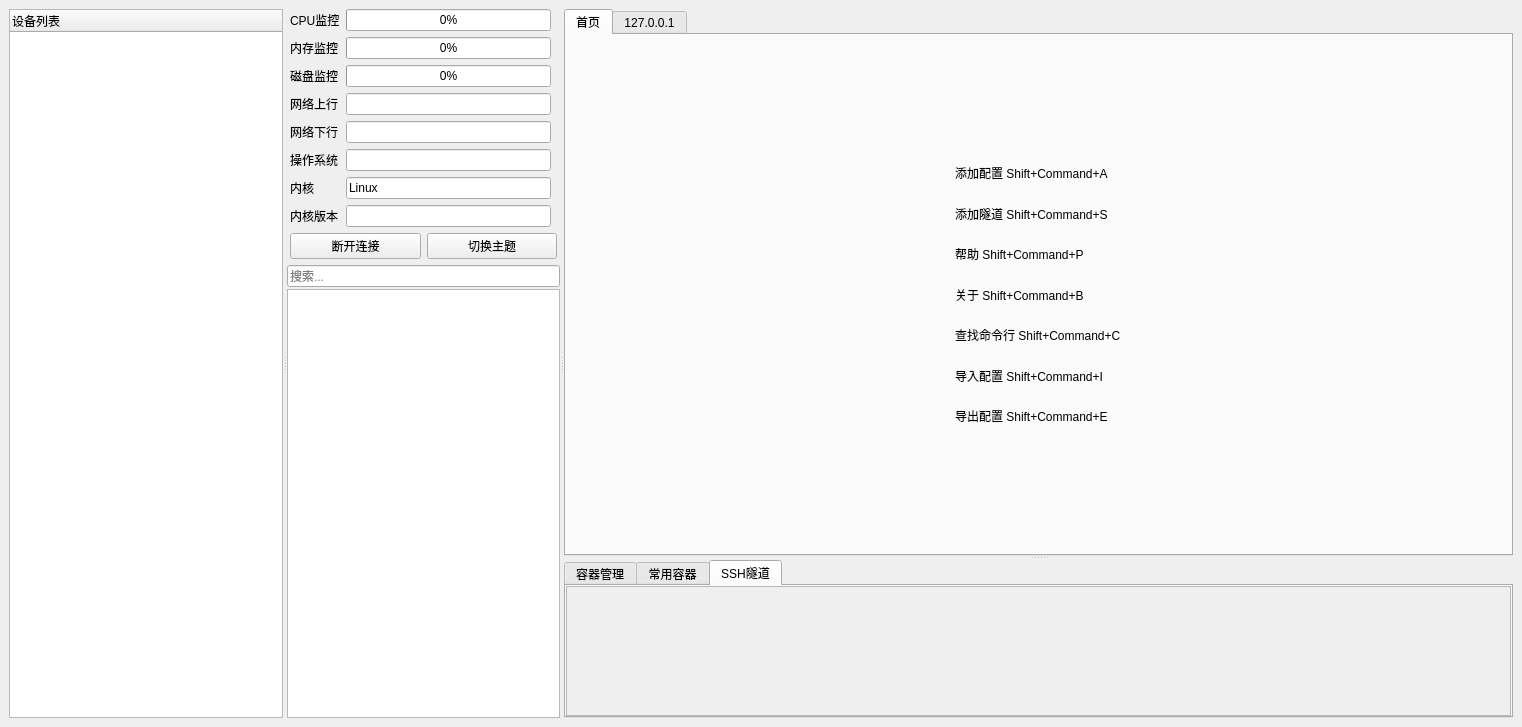
First picture: the form in ui/main.ui, repository zz733/cube-shell, before the edit.
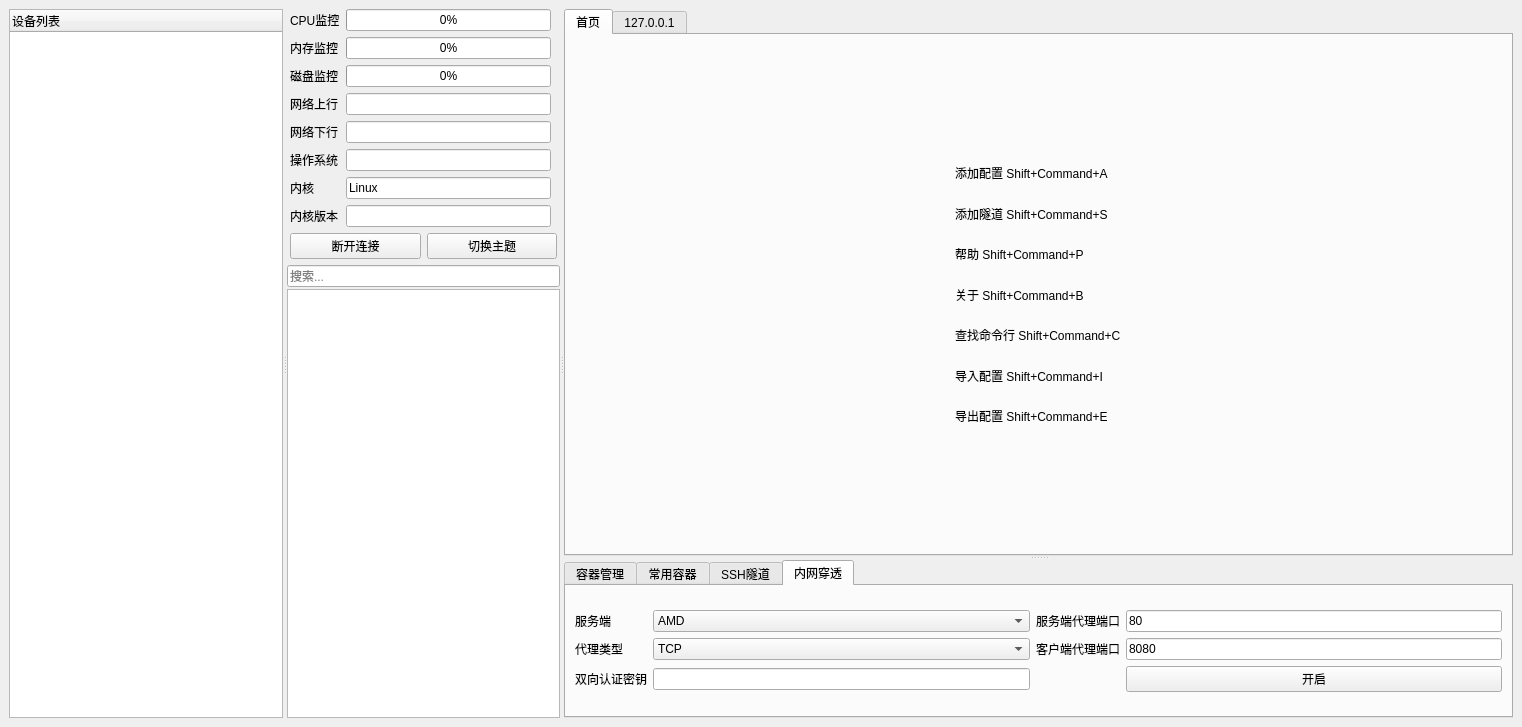
Second picture: the form after the edit.

Commit message: fix:1、修复多标签复制无法粘贴的问题 feat：1、新增内网穿透功能测试版

```diff
--- a/ui/main.ui
+++ b/ui/main.ui
@@ -445,7 +445,7 @@
              <item>
               <widget class="QTabWidget" name="tabWidget">
                <property name="currentIndex">
-                <number>2</number>
+                <number>3</number>
                </property>
                <widget class="QWidget" name="tab_docker_manager">
                 <attribute name="title">
@@ -535,7 +535,7 @@
                       <x>0</x>
                       <y>0</y>
                       <width>925</width>
-                      <height>109</height>
+                      <height>133</height>
                      </rect>
                     </property>
                     <layout class="QGridLayout" name="gridLayout_11">
@@ -554,6 +554,109 @@
                  </item>
                 </layout>
                </widget>
+               <widget class="QWidget" name="NAT_traversal">
+                <attribute name="title">
+                 <string>内网穿透</string>
+                </attribute>
+                <layout class="QVBoxLayout" name="verticalLayout_4">
+                 <item>
+                  <layout class="QGridLayout" name="gridLayout_10">
+                   <item row="1" column="2">
+                    <widget class="QLabel" name="label_17">
+                     <property name="text">
+                      <string>服务端代理端口</string>
+                     </property>
+                    </widget>
+                   </item>
+                   <item row="1" column="3">
+                    <widget class="QLineEdit" name="lineEdit_3">
+                     <property name="text">
+                      <string>80</string>
+                     </property>
+                    </widget>
+                   </item>
+                   <item row="2" column="2">
+                    <widget class="QLabel" name="label_19">
+                     <property name="text">
+                      <string>客户端代理端口</string>
+                     </property>
+                    </widget>
+                   </item>
+                   <item row="1" column="1">
+                    <widget class="QComboBox" name="comboBox">
+                     <item>
+                      <property name="text">
+                       <string>AMD</string>
+                      </property>
+                     </item>
+                     <item>
+                      <property name="text">
+                       <string>ARM</string>
+                      </property>
+                     </item>
+                    </widget>
+                   </item>
+                   <item row="2" column="1">
+                    <widget class="QComboBox" name="comboBox_3">
+                     <item>
+                      <property name="text">
+                       <string>TCP</string>
+                      </property>
+                     </item>
+                     <item>
+                      <property name="text">
+                       <string>HTTP</string>
+                      </property>
+                     </item>
+                     <item>
+                      <property name="text">
+                       <string>UDP</string>
+                      </property>
+                     </item>
+                    </widget>
+                   </item>
+                   <item row="1" column="0">
+                    <widget class="QLabel" name="label_16">
+                     <property name="text">
+                      <string>服务端</string>
+                     </property>
+                    </widget>
+                   </item>
+                   <item row="2" column="3">
+                    <widget class="QLineEdit" name="lineEdit_2">
+                     <property name="text">
+                      <string>8080</string>
+                     </property>
+                    </widget>
+                   </item>
+                   <item row="2" column="0">
+                    <widget class="QLabel" name="label_18">
+                     <property name="text">
+                      <string>代理类型</string>
+                     </property>
+                    </widget>
+                   </item>
+                   <item row="3" column="0">
+                    <widget class="QLabel" name="label_20">
+                     <property name="text">
+                      <string>双向认证密钥</string>
+                     </property>
+                    </widget>
+                   </item>
+                   <item row="3" column="1">
+                    <widget class="QLineEdit" name="lineEdit"/>
+                   </item>
+                   <item row="3" column="3">
+                    <widget class="QPushButton" name="pushButton">
+                     <property name="text">
+                      <string>开启</string>
+                     </property>
+                    </widget>
+                   </item>
+                  </layout>
+                 </item>
+                </layout>
+               </widget>
               </widget>
              </item>
             </layout>
```
The commit also changes 11 other files.
